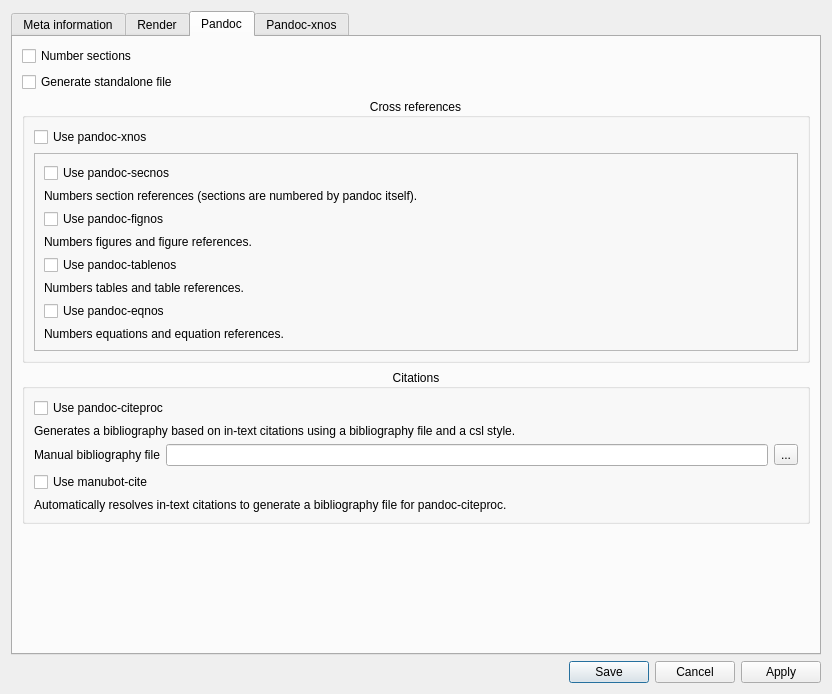
Qt form ui/project_settings_dialog.ui (lasest/manuwrite) before a commit.
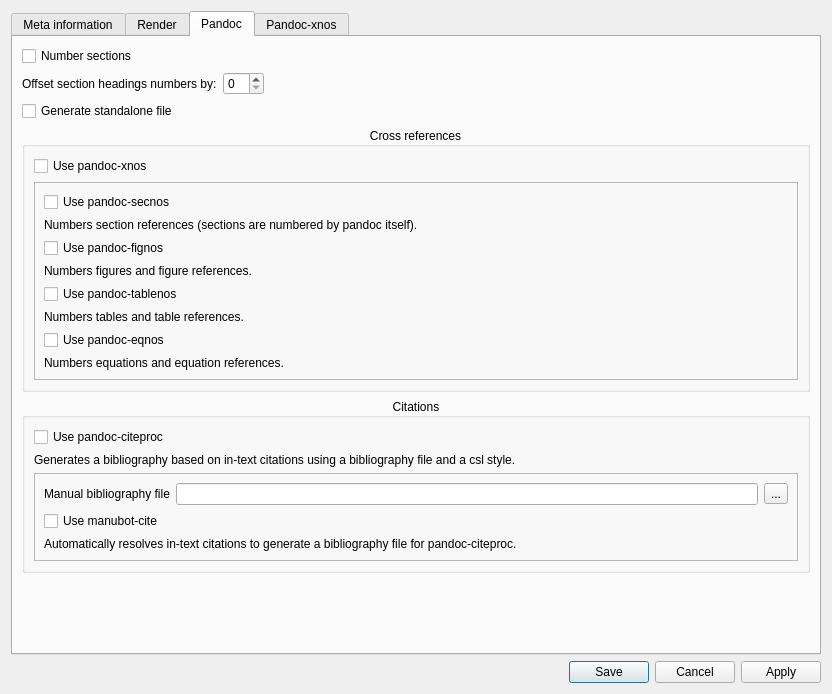
The same form after that commit. The open tabs and pages were chosen to show the change.

```diff
--- a/ui/project_settings_dialog.ui
+++ b/ui/project_settings_dialog.ui
@@ -387,6 +387,33 @@
          </property>
         </widget>
        </item>
+       <item>
+        <layout class="QHBoxLayout" name="NumberOffsetLayout">
+         <item>
+          <widget class="QLabel" name="NumberOffsetLabel">
+           <property name="text">
+            <string>Offset section headings numbers by:</string>
+           </property>
+          </widget>
+         </item>
+         <item>
+          <widget class="QSpinBox" name="NumberOffsetSpinBox"/>
+         </item>
+         <item>
+          <spacer name="horizontalSpacer_3">
+           <property name="orientation">
+            <enum>Qt::Horizontal</enum>
+           </property>
+           <property name="sizeHint" stdset="0">
+            <size>
+             <width>40</width>
+             <height>20</height>
+            </size>
+           </property>
+          </spacer>
+         </item>
+        </layout>
+       </item>
        <item>
         <widget class="QCheckBox" name="StandaloneCheckbox">
          <property name="text">
@@ -411,7 +438,7 @@
            </widget>
           </item>
           <item>
-           <widget class="QFrame" name="frame">
+           <widget class="QFrame" name="PandocXnosFrame">
             <property name="frameShape">
              <enum>QFrame::StyledPanel</enum>
             </property>
@@ -508,6 +535,15 @@
            </widget>
           </item>
           <item>
+           <widget class="QFrame" name="PandocCiteProcFrame">
+            <property name="frameShape">
+             <enum>QFrame::StyledPanel</enum>
+            </property>
+            <property name="frameShadow">
+             <enum>QFrame::Raised</enum>
+            </property>
+            <layout class="QVBoxLayout" name="verticalLayout_29">
+             <item>
            <layout class="QHBoxLayout" name="ManualBibLayout">
             <item>
              <widget class="QLabel" name="ManualBibLabel">
@@ -548,6 +584,9 @@
          </layout>
         </widget>
        </item>
+         </layout>
+        </widget>
+       </item>
        <item>
         <spacer name="verticalSpacer_3">
          <property name="orientation">
@@ -594,10 +633,17 @@
             <x>0</x>
             <y>0</y>
             <width>779</width>
-            <height>602</height>
+            <height>631</height>
            </rect>
           </property>
           <layout class="QVBoxLayout" name="verticalLayout_10">
+           <item>
+            <widget class="QCheckBox" name="XnosCapitaliseCheckbox">
+             <property name="text">
+              <string>Capitalise the name of &quot;+&quot; reference</string>
+             </property>
+            </widget>
+           </item>
            <item>
             <widget class="QGroupBox" name="PandocSecnosGroupBox">
              <property name="title">
@@ -967,7 +1013,11 @@
                   <item>
                    <layout class="QVBoxLayout" name="verticalLayout_25">
                     <item>
-                     <widget class="QLineEdit" name="EqnosPlusNameLineEdit"/>
+                     <widget class="QLineEdit" name="EqnosPlusNameLineEdit">
+                      <property name="placeholderText">
+                       <string>eq...</string>
+                      </property>
+                     </widget>
                     </item>
                    </layout>
                   </item>
@@ -977,7 +1027,7 @@
                  <widget class="QCheckBox" name="EqnosEqrefCheckbox">
                   <property name="text">
                    <string>Use AMS-style equation references
-(i.e., equation numbers set in brackets)</string>
+(equation numbers set in brackets)</string>
                   </property>
                  </widget>
                 </item>
@@ -1021,7 +1071,11 @@
                   <item>
                    <layout class="QVBoxLayout" name="verticalLayout_27">
                     <item>
-                     <widget class="QLineEdit" name="EqnosStarNameLineEdit"/>
+                     <widget class="QLineEdit" name="EqnosStarNameLineEdit">
+                      <property name="placeholderText">
+                       <string>Eq...</string>
+                      </property>
+                     </widget>
                     </item>
                    </layout>
                   </item>
```
Lines whose indentation alone changed are shown as unchanged.
